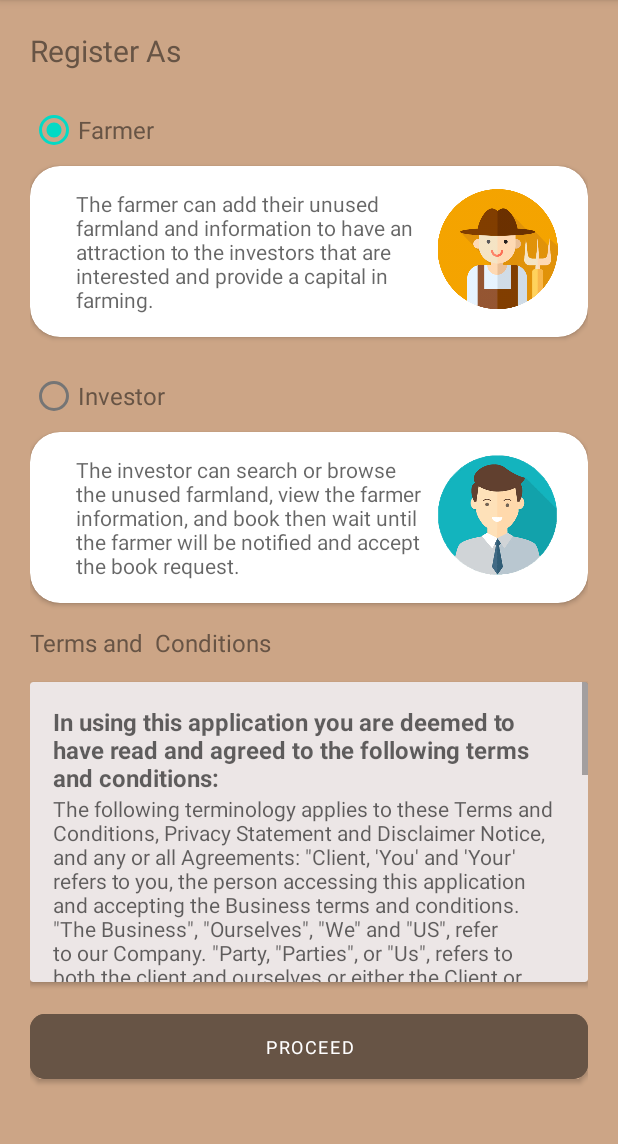
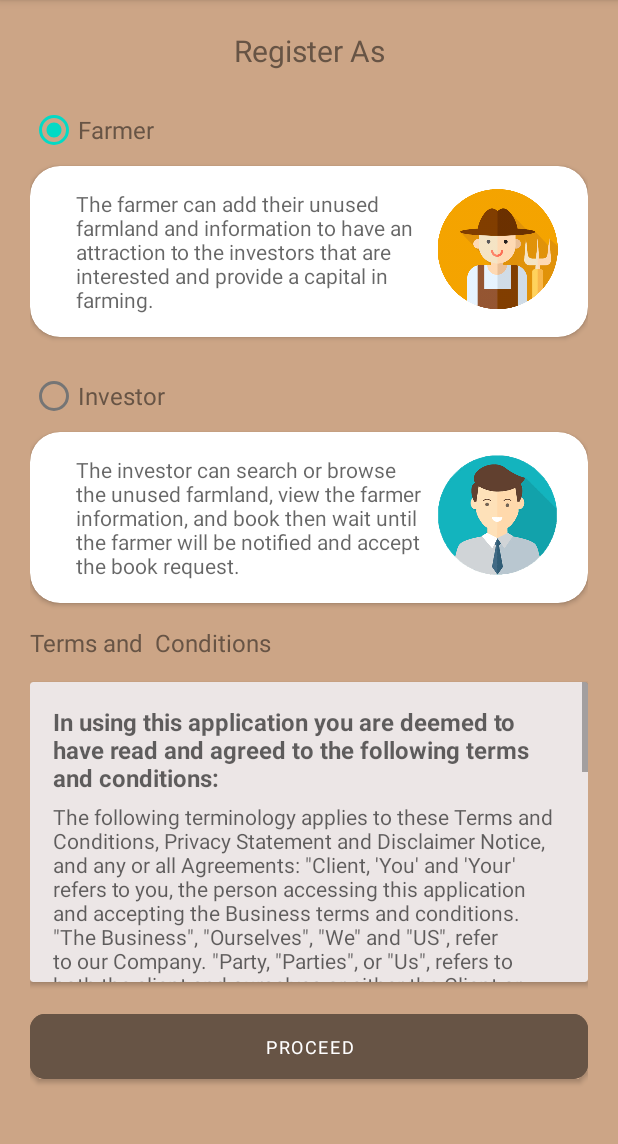
Before and after one commit to melcuetara/silver-umbrella, an Android app: the UserTypeActivity screen opened directly, with no data from a screen before it, on a phone screen of 412 x 824 dp, the part 84-1228 px from its top. Run offline under Robolectric (Android 15) with nearby library versions, the phone set to English and light mode, and no system bars; Roboto replaces fonts that are not available here.

Commit message:
Create Account

```diff
--- a/app/src/main/res/layout/activity_user_type.xml
+++ b/app/src/main/res/layout/activity_user_type.xml
@@ -26,6 +26,7 @@
                 android:layout_marginBottom="15dp"
                 android:fontFamily="@font/amaranth"
                 android:text="Register As"
+                android:textAlignment="center"
                 android:textColor="@color/darkbrown"
                 android:textSize="20sp" />
 
@@ -67,7 +68,7 @@
                                 android:layout_width="90dp"
                                 android:layout_height="80dp"
                                 app:layout_constraintEnd_toEndOf="parent"
-                                app:layout_constraintStart_toEndOf="@+id/rb_farmer"
+                                app:layout_constraintStart_toEndOf="@+id/textView2"
                                 app:layout_constraintTop_toTopOf="parent"
                                 app:srcCompat="@drawable/farmer" />
 
@@ -83,7 +84,7 @@
                                 app:layout_constraintBottom_toBottomOf="parent"
                                 app:layout_constraintEnd_toStartOf="@+id/imageView3"
                                 app:layout_constraintStart_toStartOf="parent"
-                                app:layout_constraintTop_toBottomOf="@+id/rb_farmer" />
+                                app:layout_constraintTop_toTopOf="parent" />
                         </androidx.constraintlayout.widget.ConstraintLayout>
 
                     </LinearLayout>
@@ -120,7 +121,7 @@
                                 android:layout_width="90dp"
                                 android:layout_height="80dp"
                                 app:layout_constraintEnd_toEndOf="parent"
-                                app:layout_constraintStart_toEndOf="@+id/rb_investor"
+                                app:layout_constraintStart_toEndOf="@+id/textView4"
                                 app:layout_constraintTop_toTopOf="parent"
                                 app:srcCompat="@drawable/investor" />
 
@@ -135,7 +136,7 @@
                                 app:layout_constraintBottom_toBottomOf="parent"
                                 app:layout_constraintEnd_toStartOf="@+id/imageView5"
                                 app:layout_constraintStart_toStartOf="parent"
-                                app:layout_constraintTop_toBottomOf="@+id/rb_investor" />
+                                app:layout_constraintTop_toTopOf="parent" />
                         </androidx.constraintlayout.widget.ConstraintLayout>
 
                     </LinearLayout>
@@ -197,6 +198,8 @@
                                     android:id="@+id/textView5"
                                     android:layout_width="0dp"
                                     android:layout_height="wrap_content"
+                                    android:layout_marginTop="5dp"
+                                    android:layout_marginBottom="10dp"
                                     android:fontFamily="@font/amaranth"
                                     android:hint="The following terminology applies to these Terms and Conditions, Privacy Statement and Disclaimer Notice, and any or all Agreements: &quot;Client, 'You' and 'Your' refers to you, the person accessing this application and accepting the Business terms and conditions. &quot;The Business&quot;, &quot;Ourselves&quot;, &quot;We&quot; and &quot;US&quot;, refer to our Company. &quot;Party, &quot;Parties&quot;, or &quot;Us&quot;, refers to both the client and ourselves or either the Client or ourselves. All terms refer to the offer, acceptance, and consideration of payment necessary to undertake the process of our assistance to the client in the most appropriate manner, whether by formal meetings of a fixed duration or any other means, for the express purpose of meeting the client's needs in respect of the provision of the Company's stated services/products, in accordance with and subject to, prevailing English Law. Any use of the above terminology or other words in the singular plural, capitalization, and/or he/she or they are taken as interchangeable and therefore as referring to the same."
                                     android:textSize="14sp"
@@ -235,6 +238,7 @@
                                     android:id="@+id/textView8"
                                     android:layout_width="match_parent"
                                     android:layout_height="wrap_content"
+                                    android:layout_marginBottom="5dp"
                                     android:fontFamily="@font/amaranth"
                                     android:hint="Privacy Statement "
                                     android:textSize="16sp"
```
